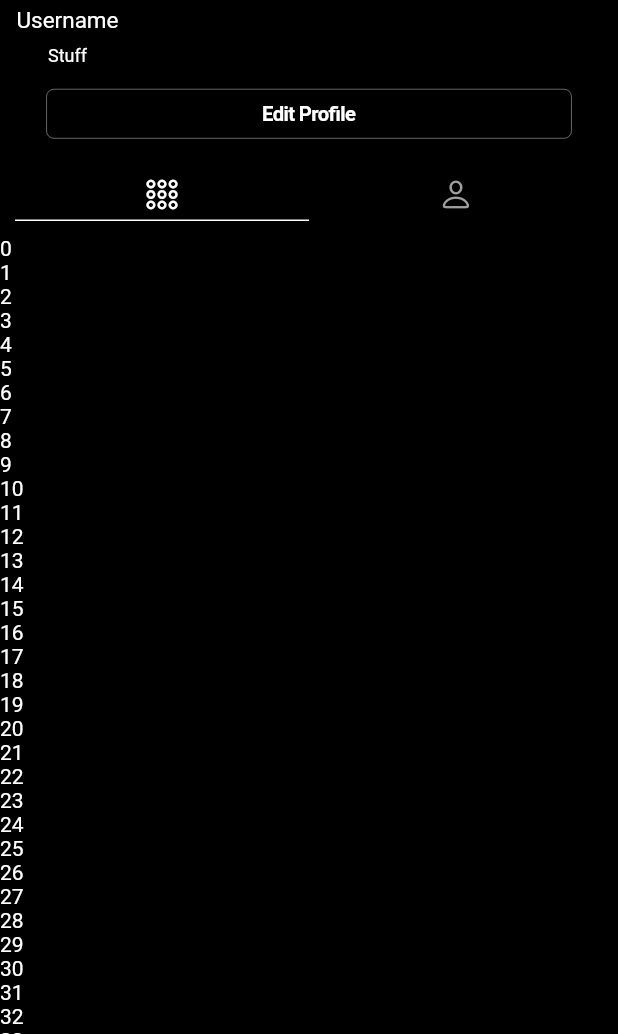
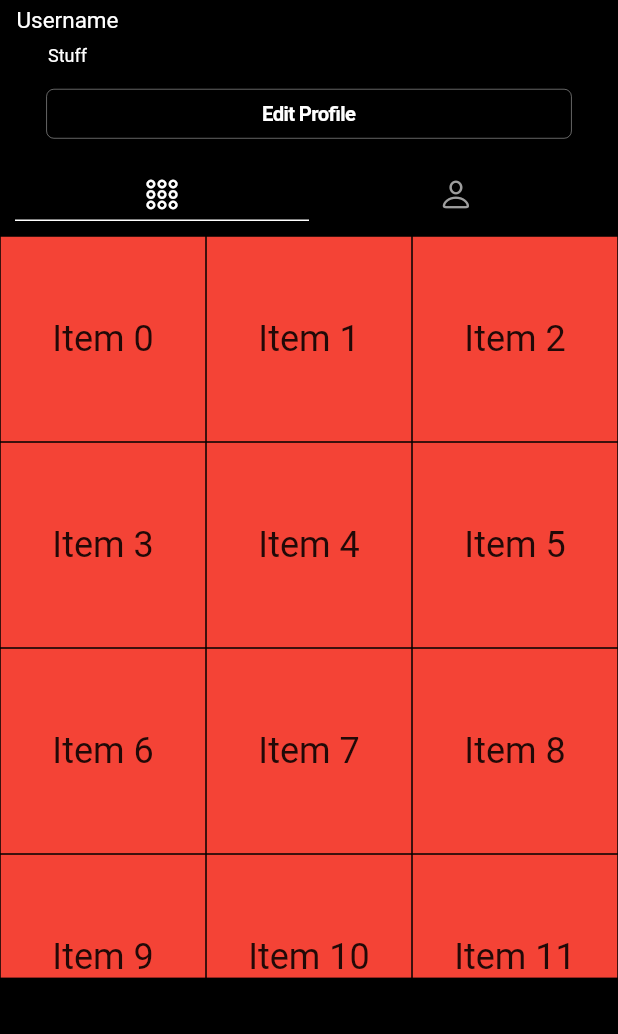
Before and after one commit to ayushmunot/insta-copy, a Flutter app: the ProfileView screen opened by its route, on a phone screen of 412 x 824 dp, the part 202-1236 px from its top. Run offline on Flutter 3.47's test engine with Material 2 defaults, Android fonts, the phone set to English and light mode, and no system bars; our stand-ins replace flutter_sticky_header, modal_bottom_sheet.

Commit message:
Profile page finished

```diff
--- a/lib/ProfileView.dart
+++ b/lib/ProfileView.dart
@@ -17,9 +17,18 @@ Future<void> _getData() async {
   print("refresh triggered");
 }
 
+PageController pageController = PageController(
+  initialPage: 0,
+  keepPage: true,
+);
+
+ScrollController scrollController =
+    ScrollController(initialScrollOffset: 300, keepScrollOffset: true);
+
 class ProfileViewState extends State<ProfileView> {
   bool pressedUsernameModal = false;
   bool gridActive = true;
+  bool buttonTapped = false;
   @override
   Widget build(BuildContext context) {
     return Material(
@@ -96,8 +105,11 @@ class ProfileViewState extends State<ProfileView> {
                 ),
               ),
               child: Container(
+                height: MediaQuery.of(context).size.height * 2,
                 color: Colors.black,
                 child: CustomScrollView(
+                  physics: AlwaysScrollableScrollPhysics(),
+                  controller: scrollController,
                   slivers: [
                     CupertinoSliverRefreshControl(
                       onRefresh: _getData,
@@ -271,7 +283,12 @@ class ProfileViewState extends State<ProfileView> {
                                     onTap: () {
                                       setState(() {
                                         if (!gridActive) {
+                                          buttonTapped = true;
                                           gridActive = !gridActive;
+                                          pageController.animateToPage(0,
+                                              duration:
+                                                  Duration(milliseconds: 200),
+                                              curve: Curves.fastOutSlowIn);
                                         }
                                       });
                                     },
@@ -303,7 +320,12 @@ class ProfileViewState extends State<ProfileView> {
                                         onTap: () {
                                           setState(() {
                                             if (gridActive) {
+                                              buttonTapped = true;
                                               gridActive = !gridActive;
+                                              pageController.animateToPage(1,
+                                                  duration: Duration(
+                                                      milliseconds: 200),
+                                                  curve: Curves.fastOutSlowIn);
                                             }
                                           });
                                         },
@@ -333,13 +355,71 @@ class ProfileViewState extends State<ProfileView> {
                           ),
                         ),
                       ),
-                      sliver: SliverList(
-                        delegate: SliverChildBuilderDelegate((context, index) {
-                          return Text(
-                            "$index",
-                            style: TextStyle(color: Colors.white),
-                          );
-                        }, childCount: 50),
+                      sliver: SliverToBoxAdapter(
+                        child: Container(
+                            height: MediaQuery.of(context).size.height * 0.6,
+                            width: MediaQuery.of(context).size.width,
+                            child: PageView(
+                              controller: pageController,
+                              onPageChanged: (page) {
+                                if (!buttonTapped) {
+                                  setState(() {
+                                    gridActive = !gridActive;
+                                  });
+                                } else {
+                                  buttonTapped = false;
+                                }
+                              },
+                              children: [
+                                Container(
+                                  color: Colors.red,
+                                  width: MediaQuery.of(context).size.width,
+                                  child: GridView.count(
+                                    crossAxisCount: 3,
+                                    children: List.generate(20, (index) {
+                                      return Container(
+                                        decoration: BoxDecoration(
+                                            border: Border.all(
+                                                color: Colors.black,
+                                                width: 0.5)),
+                                        child: Center(
+                                          child: Text(
+                                            'Item $index',
+                                            style: Theme.of(context)
+                                                .textTheme
+                                                .headline5,
+                                          ),
+                                        ),
+                                      );
+                                    }),
+                                  ),
+                                ),
+                                Container(
+                                  color: Colors.green,
+                                  width: MediaQuery.of(context).size.width,
+                                  child: GridView.count(
+                                    crossAxisCount: 3,
+                                    children: List.generate(20, (index) {
+                                      return Container(
+                                        decoration: BoxDecoration(
+                                            border: Border.all(
+                                                color: Colors.black,
+                                                width: 0.5)),
+                                        child: Center(
+                                          child: Text(
+                                            'Item $index',
+                                            style: Theme.of(context)
+                                                .textTheme
+                                                .headline5,
+                                          ),
+                                        ),
+                                      );
+                                    }),
+                                  ),
+                                )
+                              ],
+                              scrollDirection: Axis.horizontal,
+                            )),
                       ),
                     ),
                   ],
```
Also changed, not shown: 1 other file.
